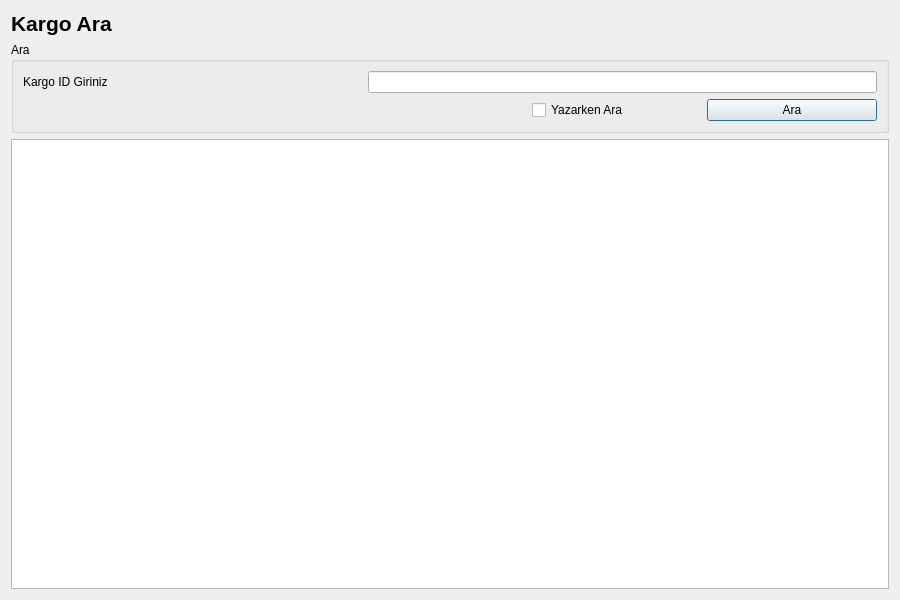
The window that UI/ListeFormlari/krgkargolistesi.ui (Alder-Team/KargoOtomasyonu) describes before a commit, drawn with Qt 5.
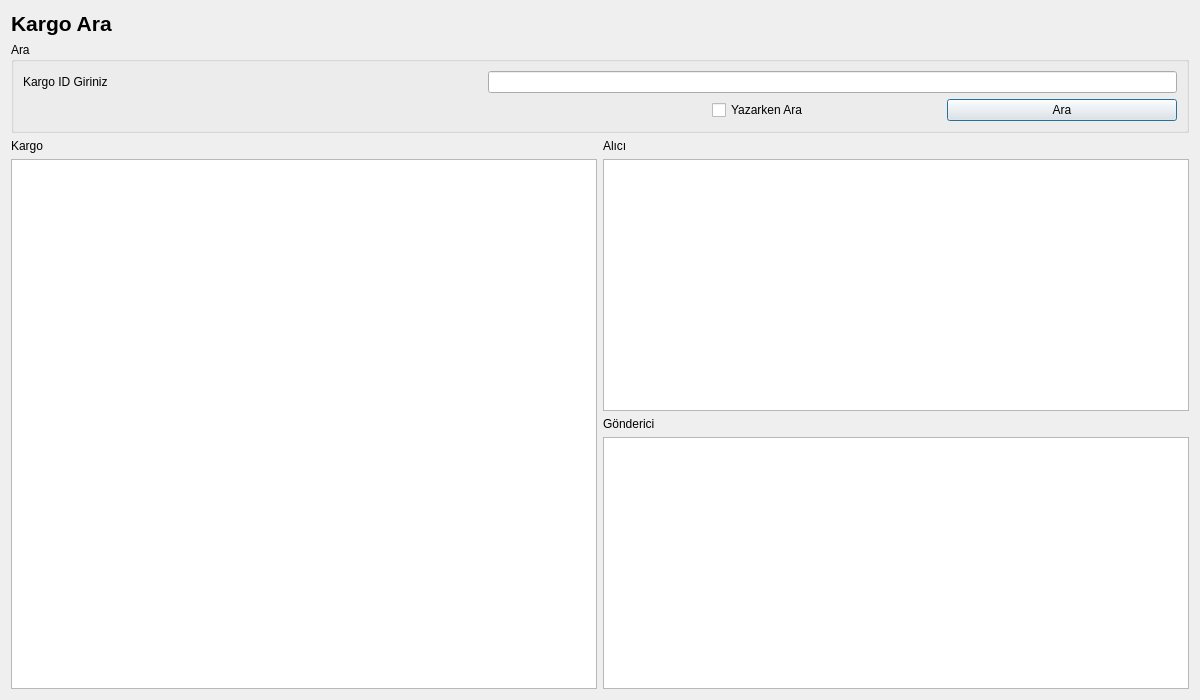
The same window after the commit.

```diff
--- a/UI/ListeFormlari/krgkargolistesi.ui
+++ b/UI/ListeFormlari/krgkargolistesi.ui
@@ -6,8 +6,8 @@
    <rect>
     <x>0</x>
     <y>0</y>
-    <width>900</width>
-    <height>600</height>
+    <width>1200</width>
+    <height>700</height>
    </rect>
   </property>
   <property name="windowTitle">
@@ -15,7 +15,7 @@
   </property>
   <layout class="QGridLayout" name="gridLayout_2">
    <item row="0" column="0">
-    <layout class="QVBoxLayout" name="verticalLayout_2">
+    <layout class="QVBoxLayout" name="verticalLayout_4">
      <item>
       <widget class="QLabel" name="lblKargoAra">
        <property name="font">
@@ -92,7 +92,46 @@
       </widget>
      </item>
      <item>
-      <widget class="QTableWidget" name="tableWidgetKargoListesi"/>
+      <layout class="QHBoxLayout" name="horizontalLayout_3">
+       <item>
+        <layout class="QVBoxLayout" name="verticalLayout_3">
+         <item>
+          <widget class="QLabel" name="lblKargoTable">
+           <property name="text">
+            <string>Kargo</string>
+           </property>
+          </widget>
+         </item>
+         <item>
+          <widget class="QTableWidget" name="tableWidgetKargoListesi"/>
+         </item>
+        </layout>
+       </item>
+       <item>
+        <layout class="QVBoxLayout" name="verticalLayout_2">
+         <item>
+          <widget class="QLabel" name="lblGondericiTable">
+           <property name="text">
+            <string>Alıcı</string>
+           </property>
+          </widget>
+         </item>
+         <item>
+          <widget class="QTableWidget" name="tableWidgetAliciListesi"/>
+         </item>
+         <item>
+          <widget class="QLabel" name="lblAliciTable">
+           <property name="text">
+            <string>Gönderici</string>
+           </property>
+          </widget>
+         </item>
+         <item>
+          <widget class="QTableWidget" name="tableWidgetGondericiListesi"/>
+         </item>
+        </layout>
+       </item>
+      </layout>
      </item>
     </layout>
    </item>
```
